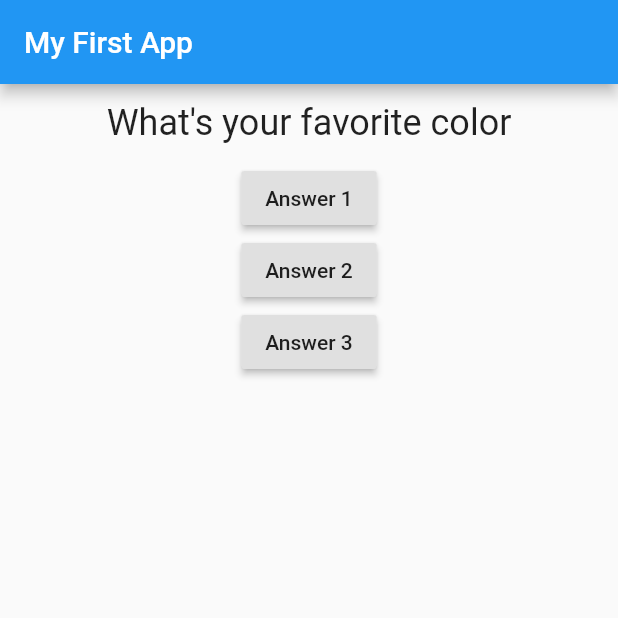
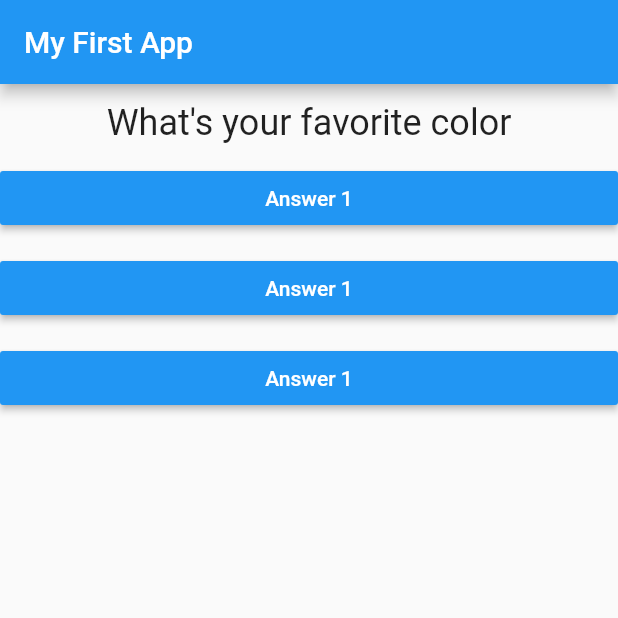
Before and after one commit to aliensmart/flutter_first_project, a Flutter app: the screen it shows after launch, on a phone screen of 412 x 824 dp, the top half of it. Run offline on Flutter 3.47's test engine with Material 2 defaults, Android fonts, the phone set to English and light mode, and no system bars.

Commit message:
added style for the buttons

```diff
--- a/lib/answer.dart
+++ b/lib/answer.dart
@@ -0,0 +1,20 @@
+import 'package:flutter/material.dart';
+
+class Answer extends StatelessWidget {
+  final Function questionAnswer;
+
+  Answer(this.questionAnswer);
+
+  @override
+  Widget build(BuildContext context) {
+    return Container(
+        width: double.infinity,
+        margin: EdgeInsets.only(bottom: 12),
+        child: RaisedButton(
+          color: Colors.blue,
+          textColor: Colors.white,
+          child: Text('Answer 1'),
+          onPressed: this.questionAnswer,
+        ));
+  }
+}
--- a/lib/main.dart
+++ b/lib/main.dart
@@ -1,5 +1,6 @@
 import 'package:flutter/material.dart';
 import './question.dart';
+import './answer.dart';
 
 void main() => runApp(MyApp());
 
@@ -37,21 +38,9 @@ class _MyAppState extends State<MyApp> {
             Question(
               questions[_questionIndex],
             ),
-            RaisedButton(
-              child: Text('Answer 1'),
-              onPressed: _answerQuestion,
-            ),
-            RaisedButton(
-              child: Text('Answer 2'),
-              onPressed: () => print('Question 2 Answered'),
-            ),
-            RaisedButton(
-              child: Text('Answer 3'),
-              onPressed: () {
-                //code ...
-                print('Question 3 Answered');
-              },
-            )
+            Answer(_answerQuestion),
+            Answer(_answerQuestion),
+            Answer(_answerQuestion),
           ],
         ),
       ),
```
